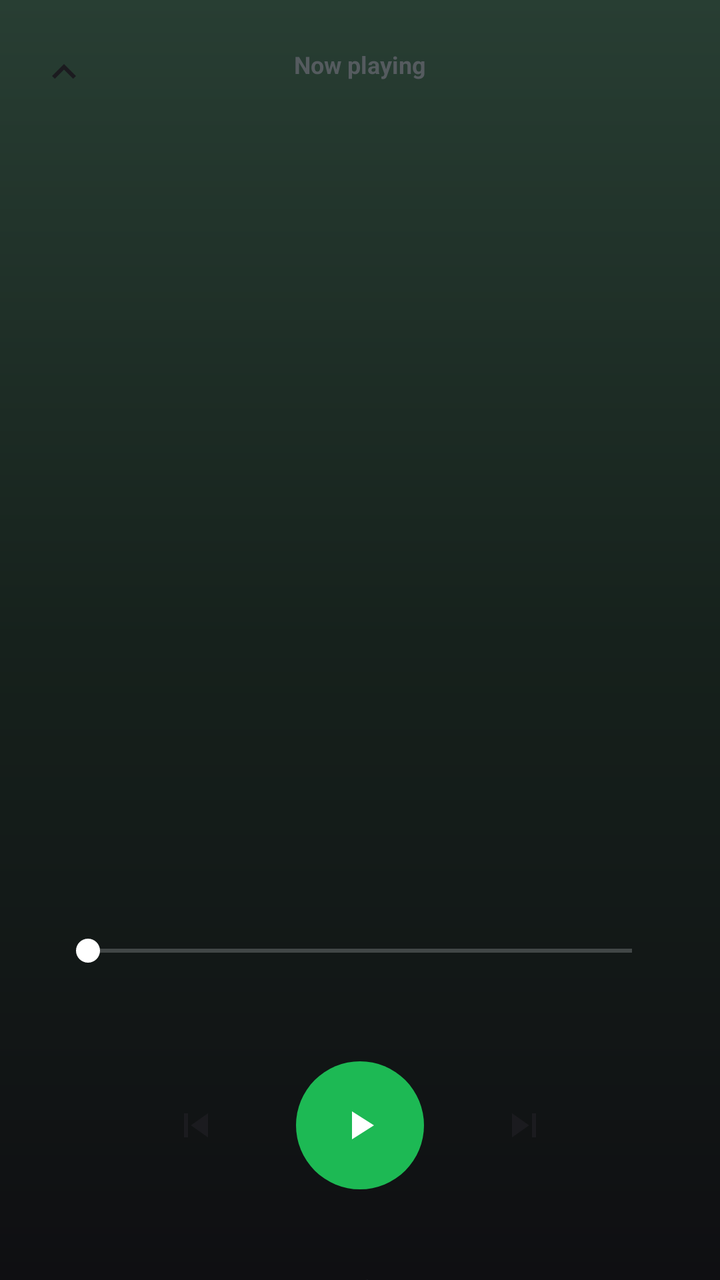
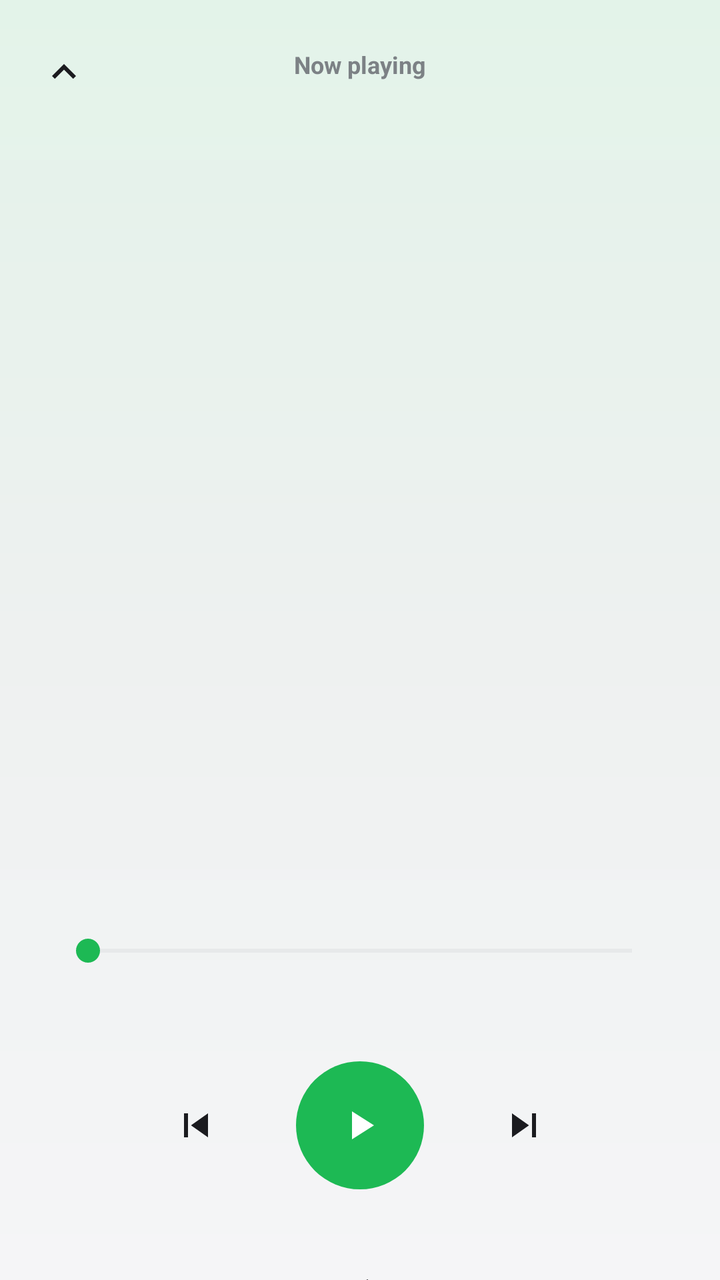

The first picture is an Android layout as it rendered before a commit; the second is the same layout after the commit. The layout source and the unified diff follow.
<!-- AndroidManifest.xml: application theme Theme.SparkTube -->
<!-- res/layout/activity_now_playing.xml -->
<?xml version="1.0" encoding="utf-8"?>
<androidx.constraintlayout.widget.ConstraintLayout xmlns:android="http://schemas.android.com/apk/res/android"
    xmlns:app="http://schemas.android.com/apk/res-auto"
    android:layout_width="match_parent"
    android:layout_height="match_parent"
    android:background="@drawable/bg_nowplaying_bg">

    <ImageButton
        android:id="@+id/backButton"
        android:layout_width="48dp"
        android:layout_height="48dp"
        android:layout_marginStart="8dp"
        android:layout_marginTop="12dp"
        android:background="?attr/selectableItemBackgroundBorderless"
        android:contentDescription="@string/app_name"
        android:rotation="270"
        android:src="@drawable/ic_chevron_right"
        app:layout_constraintStart_toStartOf="parent"
        app:layout_constraintTop_toTopOf="parent"
        app:tint="@color/on_surface" />

    <TextView
        android:id="@+id/playingLabel"
        android:layout_width="wrap_content"
        android:layout_height="wrap_content"
        android:layout_marginTop="24dp"
        android:alpha="0.8"
        android:text="@string/now_playing"
        android:textColor="@color/on_surface_variant"
        android:textSize="12sp"
        android:textStyle="bold"
        app:layout_constraintEnd_toEndOf="parent"
        app:layout_constraintStart_toStartOf="parent"
        app:layout_constraintTop_toTopOf="parent" />

    <com.google.android.material.imageview.ShapeableImageView
        android:id="@+id/art"
        android:layout_width="0dp"
        android:layout_height="0dp"
        android:layout_marginStart="32dp"
        android:layout_marginTop="28dp"
        android:layout_marginEnd="32dp"
        android:scaleType="centerCrop"
        app:layout_constraintDimensionRatio="1:1"
        app:layout_constraintEnd_toEndOf="parent"
        app:layout_constraintStart_toStartOf="parent"
        app:layout_constraintTop_toBottomOf="@id/playingLabel"
        app:shapeAppearanceOverlay="@style/RoundedThumb" />

    <TextView
        android:id="@+id/title"
        android:layout_width="0dp"
        android:layout_height="wrap_content"
        android:layout_marginStart="32dp"
        android:layout_marginTop="28dp"
        android:layout_marginEnd="32dp"
        android:ellipsize="end"
        android:maxLines="2"
        android:textColor="@color/on_surface"
        android:textSize="20sp"
        android:textStyle="bold"
        app:layout_constraintEnd_toEndOf="parent"
        app:layout_constraintStart_toStartOf="parent"
        app:layout_constraintTop_toBottomOf="@id/art" />

    <TextView
        android:id="@+id/subtitle"
        android:layout_width="0dp"
        android:layout_height="wrap_content"
        android:layout_marginStart="32dp"
        android:layout_marginTop="4dp"
        android:layout_marginEnd="32dp"
        android:ellipsize="end"
        android:maxLines="1"
        android:textColor="@color/on_surface_variant"
        android:textSize="14sp"
        app:layout_constraintEnd_toEndOf="parent"
        app:layout_constraintStart_toStartOf="parent"
        app:layout_constraintTop_toBottomOf="@id/title" />

    <SeekBar
        android:id="@+id/seekBar"
        android:layout_width="0dp"
        android:layout_height="wrap_content"
        android:layout_marginStart="28dp"
        android:layout_marginTop="24dp"
        android:layout_marginEnd="28dp"
        android:progressBackgroundTint="@color/outline"
        android:progressTint="@color/white"
        android:thumbTint="@color/white"
        app:layout_constraintEnd_toEndOf="parent"
        app:layout_constraintStart_toStartOf="parent"
        app:layout_constraintTop_toBottomOf="@id/subtitle" />

    <LinearLayout
        android:id="@+id/timeRow"
        android:layout_width="0dp"
        android:layout_height="wrap_content"
        android:layout_marginStart="32dp"
        android:layout_marginTop="2dp"
        android:layout_marginEnd="32dp"
        android:orientation="horizontal"
        app:layout_constraintEnd_toEndOf="parent"
        app:layout_constraintStart_toStartOf="parent"
        app:layout_constraintTop_toBottomOf="@id/seekBar">

        <TextView
            android:id="@+id/position"
            android:layout_width="0dp"
            android:layout_height="wrap_content"
            android:layout_weight="1"
            android:textColor="@color/on_surface_variant"
            android:textSize="12sp" />

        <TextView
            android:id="@+id/duration"
            android:layout_width="wrap_content"
            android:layout_height="wrap_content"
            android:textColor="@color/on_surface_variant"
            android:textSize="12sp" />
    </LinearLayout>

    <LinearLayout
        android:id="@+id/controlsRow"
        android:layout_width="wrap_content"
        android:layout_height="wrap_content"
        android:layout_marginTop="28dp"
        android:gravity="center_vertical"
        android:orientation="horizontal"
        app:layout_constraintEnd_toEndOf="parent"
        app:layout_constraintStart_toStartOf="parent"
        app:layout_constraintTop_toBottomOf="@id/timeRow">

        <ImageButton
            android:id="@+id/prevButton"
            android:layout_width="52dp"
            android:layout_height="52dp"
            android:background="?attr/selectableItemBackgroundBorderless"
            android:contentDescription="@string/app_name"
            android:src="@drawable/ic_skip_previous"
            app:tint="@color/on_surface" />

        <ImageButton
            android:id="@+id/playPauseButton"
            android:layout_width="64dp"
            android:layout_height="64dp"
            android:layout_marginStart="24dp"
            android:layout_marginEnd="24dp"
            android:background="@drawable/bg_play_circle"
            android:contentDescription="@string/app_name"
            android:src="@drawable/ic_play_arrow"
            app:tint="@color/white" />

        <ImageButton
            android:id="@+id/nextButton"
            android:layout_width="52dp"
            android:layout_height="52dp"
            android:background="?attr/selectableItemBackgroundBorderless"
            android:contentDescription="@string/app_name"
            android:src="@drawable/ic_skip_next"
            app:tint="@color/on_surface" />
    </LinearLayout>

    <LinearLayout
        android:id="@+id/actionsRow"
        android:layout_width="0dp"
        android:layout_height="wrap_content"
        android:layout_marginStart="24dp"
        android:layout_marginTop="32dp"
        android:layout_marginEnd="24dp"
        android:layout_marginBottom="32dp"
        android:gravity="center"
        android:orientation="horizontal"
        app:layout_constraintBottom_toBottomOf="parent"
        app:layout_constraintEnd_toEndOf="parent"
        app:layout_constraintStart_toStartOf="parent"
        app:layout_constraintTop_toBottomOf="@id/controlsRow"
        app:layout_constraintVertical_bias="0.0">

        <ImageButton
            android:id="@+id/favoriteButton"
            android:layout_width="0dp"
            android:layout_height="48dp"
            android:layout_weight="1"
            android:background="?attr/selectableItemBackgroundBorderless"
            android:contentDescription="@string/action_favorite"
            android:src="@drawable/ic_favorite_border"
            app:tint="@color/on_surface" />

        <ImageButton
            android:id="@+id/radioButton"
            android:layout_width="0dp"
            android:layout_height="48dp"
            android:layout_weight="1"
            android:background="?attr/selectableItemBackgroundBorderless"
            android:contentDescription="@string/start_radio"
            android:src="@drawable/ic_radio"
            app:tint="@color/on_surface" />

        <ImageButton
            android:id="@+id/downloadButton"
            android:layout_width="0dp"
            android:layout_height="48dp"
            android:layout_weight="1"
            android:background="?attr/selectableItemBackgroundBorderless"
            android:contentDescription="@string/action_download"
            android:src="@drawable/ic_download"
            app:tint="@color/on_surface" />
    </LinearLayout>

    <TextView
        android:id="@+id/downloadStatus"
        android:layout_width="0dp"
        android:layout_height="wrap_content"
        android:layout_marginStart="32dp"
        android:layout_marginTop="12dp"
        android:layout_marginEnd="32dp"
        android:gravity="center"
        android:textColor="@color/on_surface_variant"
        android:textSize="13sp"
        android:visibility="gone"
        app:layout_constraintEnd_toEndOf="parent"
        app:layout_constraintStart_toStartOf="parent"
        app:layout_constraintTop_toBottomOf="@id/actionsRow" />

    <ProgressBar
        android:id="@+id/loading"
        android:layout_width="wrap_content"
        android:layout_height="wrap_content"
        android:visibility="gone"
        app:layout_constraintBottom_toBottomOf="parent"
        app:layout_constraintEnd_toEndOf="parent"
        app:layout_constraintStart_toStartOf="parent"
        app:layout_constraintTop_toTopOf="parent" />
</androidx.constraintlayout.widget.ConstraintLayout>
<!-- resources referenced by this layout -->
<resources>
  <color name="on_surface">#1B1B1F</color>
  <color name="on_surface_variant">#61646C</color>
  <color name="outline">#C9CBD1</color>
  <color name="white">#FFFFFFFF</color>
  <!-- drawable bg_nowplaying_bg (drawable) -->
  <?xml version="1.0" encoding="utf-8"?>
  <shape xmlns:android="http://schemas.android.com/apk/res/android">
      <gradient
          android:angle="270"
          android:startColor="#283E33"
          android:centerColor="#16211C"
          android:endColor="#0F0F12" />
  </shape>
  <!-- drawable bg_play_circle (drawable) -->
  <?xml version="1.0" encoding="utf-8"?>
  <ripple xmlns:android="http://schemas.android.com/apk/res/android"
      android:color="#4DFFFFFF">
      <item>
          <shape android:shape="oval">
              <solid android:color="@color/music_green" />
          </shape>
      </item>
  </ripple>
  <!-- drawable ic_chevron_right (drawable) -->
  <vector xmlns:android="http://schemas.android.com/apk/res/android"
      android:width="24dp"
      android:height="24dp"
      android:viewportWidth="24"
      android:viewportHeight="24"
      android:tint="?attr/colorControlNormal">
      <path
          android:fillColor="@android:color/white"
          android:pathData="M10,6L8.59,7.41 13.17,12l-4.58,4.59L10,18l6,-6z"/>
  </vector>
  <!-- drawable ic_download (drawable) -->
  <vector xmlns:android="http://schemas.android.com/apk/res/android"
      android:width="24dp"
      android:height="24dp"
      android:viewportWidth="24"
      android:viewportHeight="24">
      <path
          android:fillColor="#FF000000"
          android:pathData="M19,9h-4V3H9v6H5l7,7 7,-7zM5,18v2h14v-2H5z" />
  </vector>
  <!-- drawable ic_play_arrow (drawable) -->
  <vector xmlns:android="http://schemas.android.com/apk/res/android"
      android:width="24dp"
      android:height="24dp"
      android:viewportWidth="24"
      android:viewportHeight="24"
      android:tint="?attr/colorControlNormal">
      <path
          android:fillColor="@android:color/white"
          android:pathData="M8,5v14l11,-7z"/>
  </vector>
  <!-- drawable ic_radio (drawable) -->
  <vector xmlns:android="http://schemas.android.com/apk/res/android"
      android:width="24dp"
      android:height="24dp"
      android:viewportWidth="24"
      android:viewportHeight="24">
      <path
          android:fillColor="#FF000000"
          android:pathData="M3.24,6.15C2.51,6.43 2,7.17 2,8v12c0,1.1 0.89,2 2,2h16c1.11,0 2,-0.9 2,-2V8c0,-1.11 -0.89,-2 -2,-2H8.3l8.26,-3.34L15.88,1 3.24,6.15zM7,20c-1.66,0 -3,-1.34 -3,-3s1.34,-3 3,-3 3,1.34 3,3 -1.34,3 -3,3zM20,14h-2v-2h-2v2H4V8h16v6z" />
  </vector>
  <!-- drawable ic_skip_next (drawable) -->
  <vector xmlns:android="http://schemas.android.com/apk/res/android"
      android:width="24dp"
      android:height="24dp"
      android:viewportWidth="24"
      android:viewportHeight="24">
      <path
          android:fillColor="#FF000000"
          android:pathData="M6,18l8.5,-6L6,6v12zM16,6v12h2V6h-2z" />
  </vector>
  <!-- drawable ic_skip_previous (drawable) -->
  <vector xmlns:android="http://schemas.android.com/apk/res/android"
      android:width="24dp"
      android:height="24dp"
      android:viewportWidth="24"
      android:viewportHeight="24">
      <path
          android:fillColor="#FF000000"
          android:pathData="M6,6h2v12H6zM9.5,12l8.5,6V6z" />
  </vector>
  <string name="action_download">Download</string>
  <string name="action_favorite">Favorite</string>
  <string name="app_name">SparkTube</string>
  <string name="now_playing">Now playing</string>
  <string name="start_radio">Start radio</string>
  <style name="RoundedThumb" parent="">
          <item name="cornerFamily">rounded</item>
          <item name="cornerSize">12dp</item>
      </style>
  <color name="music_green">#1DB954</color>
  <color name="spark_red">#F03E3E</color>
  <color name="bg">#F5F5F7</color>
  <color name="surface">#FFFFFF</color>
  <color name="surface_elevated">#EFEFF2</color>
  <color name="chip_selected_bg">#33F03E3E</color>
  <!-- unchanged entries left out for length: 2 -->
</resources>

<!-- the commit's change to res/layout/activity_now_playing.xml (unified diff, before → after) -->
@@ -12,7 +12,7 @@
         android:layout_marginStart="8dp"
         android:layout_marginTop="12dp"
         android:background="?attr/selectableItemBackgroundBorderless"
-        android:contentDescription="@string/app_name"
+        android:contentDescription="@string/cd_back"
         android:rotation="270"
         android:src="@drawable/ic_chevron_right"
         app:layout_constraintStart_toStartOf="parent"
@@ -86,8 +86,8 @@
         android:layout_marginTop="24dp"
         android:layout_marginEnd="28dp"
         android:progressBackgroundTint="@color/outline"
-        android:progressTint="@color/white"
-        android:thumbTint="@color/white"
+        android:progressTint="@color/music_green"
+        android:thumbTint="@color/music_green"
         app:layout_constraintEnd_toEndOf="parent"
         app:layout_constraintStart_toStartOf="parent"
         app:layout_constraintTop_toBottomOf="@id/subtitle" />
@@ -136,7 +136,7 @@
             android:layout_width="52dp"
             android:layout_height="52dp"
             android:background="?attr/selectableItemBackgroundBorderless"
-            android:contentDescription="@string/app_name"
+            android:contentDescription="@string/cd_previous"
             android:src="@drawable/ic_skip_previous"
             app:tint="@color/on_surface" />
 
@@ -147,7 +147,7 @@
             android:layout_marginStart="24dp"
             android:layout_marginEnd="24dp"
             android:background="@drawable/bg_play_circle"
-            android:contentDescription="@string/app_name"
+            android:contentDescription="@string/cd_play"
             android:src="@drawable/ic_play_arrow"
             app:tint="@color/white" />
 
@@ -156,7 +156,7 @@
             android:layout_width="52dp"
             android:layout_height="52dp"
             android:background="?attr/selectableItemBackgroundBorderless"
-            android:contentDescription="@string/app_name"
+            android:contentDescription="@string/cd_next"
             android:src="@drawable/ic_skip_next"
             app:tint="@color/on_surface" />
     </LinearLayout>
<!-- resource entries referenced after the edit -->
@@ -9,9 +9,9 @@
   <shape xmlns:android="http://schemas.android.com/apk/res/android">
       <gradient
           android:angle="270"
-          android:startColor="#283E33"
-          android:centerColor="#16211C"
-          android:endColor="#0F0F12" />
+          android:startColor="#E3F3E9"
+          android:centerColor="#EEF1F0"
+          android:endColor="#F5F5F7" />
   </shape>
   <!-- drawable bg_play_circle (drawable) -->
   <?xml version="1.0" encoding="utf-8"?>
@@ -87,7 +87,10 @@
   </vector>
   <string name="action_download">Download</string>
   <string name="action_favorite">Favorite</string>
-  <string name="app_name">SparkTube</string>
+  <string name="cd_back">Back</string>
+  <string name="cd_next">Next</string>
+  <string name="cd_play">Play</string>
+  <string name="cd_previous">Previous</string>
   <string name="now_playing">Now playing</string>
   <string name="start_radio">Start radio</string>
   <style name="RoundedThumb" parent="">
